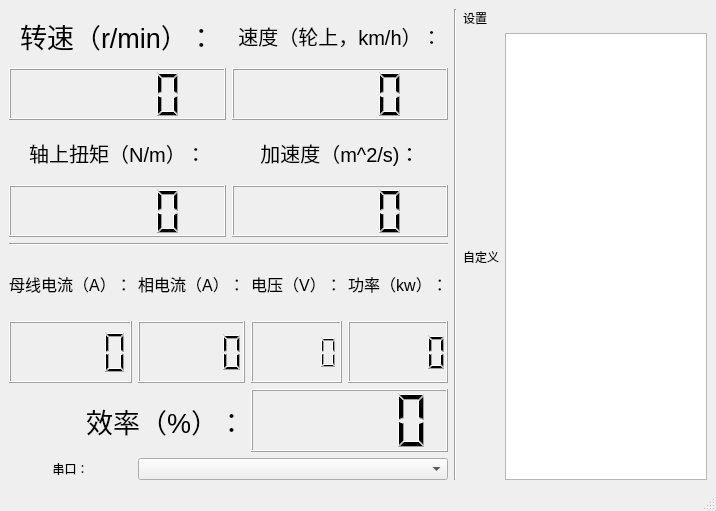
Above: mainwindow.ui from 54108/TestPlantform before the change. Below: the same form after it.
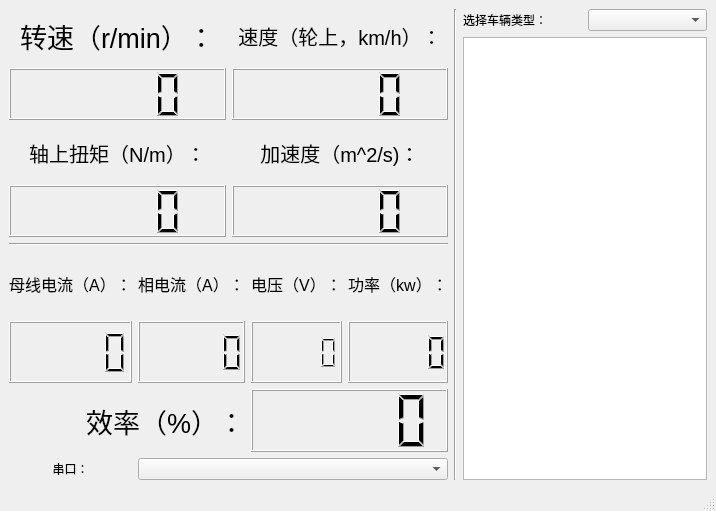
That is the form after the change.

Diff of the .ui file:
```diff
--- a/mainwindow.ui
+++ b/mainwindow.ui
@@ -267,32 +267,21 @@
       <item>
        <layout class="QVBoxLayout" name="verticalLayoutRight">
         <item>
-         <layout class="QHBoxLayout" name="horizontalLayout_9">
-          <item>
-           <widget class="QLabel" name="label_10">
-            <property name="sizePolicy">
-             <sizepolicy hsizetype="Preferred" vsizetype="Minimum">
-              <horstretch>0</horstretch>
-              <verstretch>0</verstretch>
-             </sizepolicy>
-            </property>
-            <property name="text">
-             <string>设置</string>
-            </property>
-           </widget>
-          </item>
-         </layout>
+         <layout class="QHBoxLayout" name="horizontalLayout_9"/>
         </item>
         <item>
          <layout class="QGridLayout" name="gridLayout_2">
-          <item row="0" column="0">
-           <widget class="QLabel" name="label_11">
-            <property name="text">
-             <string>自定义</string>
-            </property>
-           </widget>
-          </item>
           <item row="0" column="1">
+           <widget class="QComboBox" name="comboBox_2"/>
+          </item>
+          <item row="0" column="0">
+           <widget class="QLabel" name="label_10">
+            <property name="text">
+             <string>选择车辆类型：</string>
+            </property>
+           </widget>
+          </item>
+          <item row="1" column="0" colspan="2">
            <widget class="QPlainTextEdit" name="plainTextEdit"/>
           </item>
          </layout>
```
Left out of the diff: 92 changed lines with no effect on the pictures.
